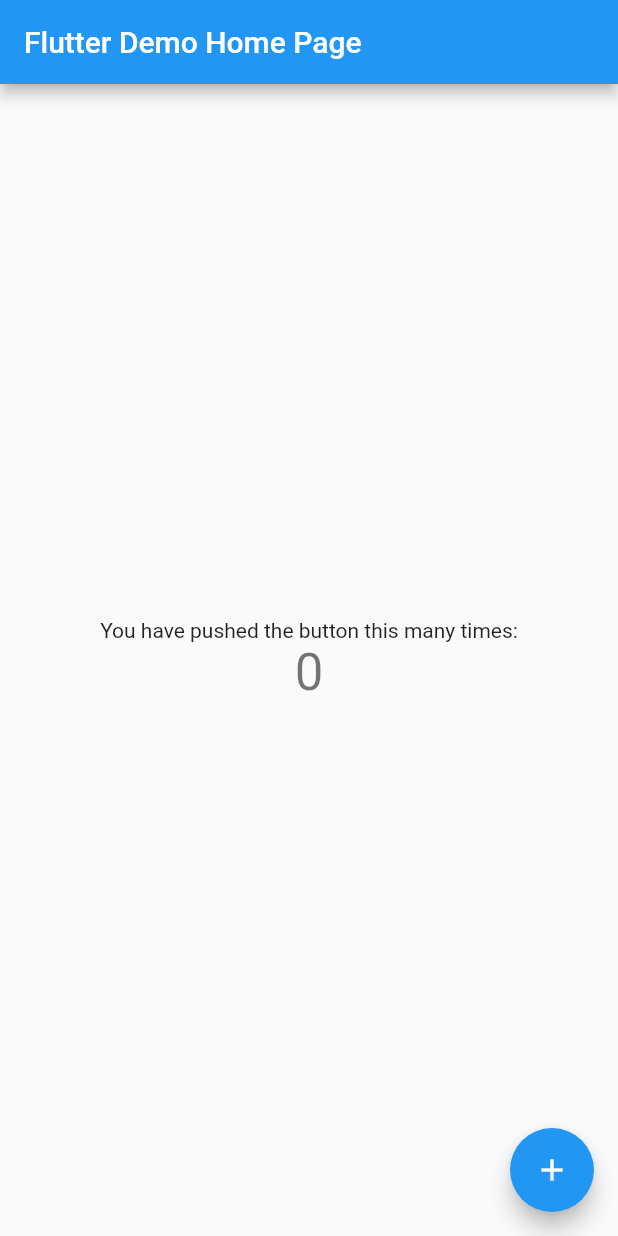
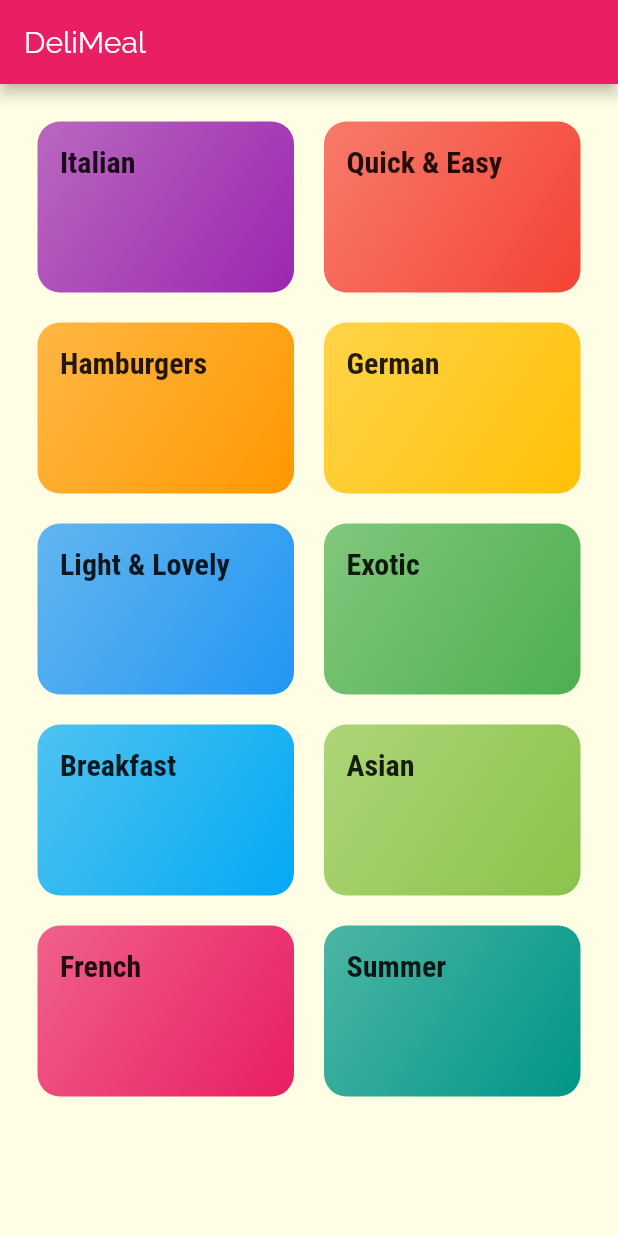
Before and after one commit to Lukazovic/Meals-App, a Flutter app: the screen it shows after launch, on a phone screen of 412 x 824 dp. Run offline on Flutter 3.47's test engine with Material 2 defaults, Android fonts, the phone set to English and light mode, and no system bars.

Commit message:
Adding the home screen

```diff
--- /dev/null
+++ b/lib/categories_screen.dart
@@ -0,0 +1,32 @@
+import 'package:flutter/material.dart';
+
+import './dummy_data.dart';
+import './category_item.dart';
+
+class CategoriesScreen extends StatelessWidget {
+  @override
+  Widget build(BuildContext context) {
+    return Scaffold(
+      appBar: AppBar(
+        title: const Text('DeliMeal'),
+      ),
+      body: GridView(
+        padding: const EdgeInsets.all(25),
+        children: DUMMY_CATEGORIES
+            .map(
+              (catData) => CategoryItem(
+                catData.title,
+                catData.color,
+              ),
+            )
+            .toList(),
+        gridDelegate: SliverGridDelegateWithMaxCrossAxisExtent(
+          maxCrossAxisExtent: 200,
+          childAspectRatio: 3 / 2,
+          crossAxisSpacing: 20,
+          mainAxisSpacing: 20,
+        ),
+      ),
+    );
+  }
+}
--- /dev/null
+++ b/lib/category_item.dart
@@ -0,0 +1,30 @@
+import 'package:flutter/material.dart';
+
+class CategoryItem extends StatelessWidget {
+  final String title;
+  final Color color;
+
+  CategoryItem(this.title, this.color);
+
+  @override
+  Widget build(BuildContext context) {
+    return Container(
+      padding: const EdgeInsets.all(15),
+      child: Text(
+        title,
+        style: Theme.of(context).textTheme.title,
+      ),
+      decoration: BoxDecoration(
+        gradient: LinearGradient(
+          colors: [
+            color.withOpacity(0.7),
+            color,
+          ],
+          begin: Alignment.topLeft,
+          end: Alignment.bottomRight,
+        ),
+        borderRadius: BorderRadius.circular(15),
+      ),
+    );
+  }
+}
--- /dev/null
+++ b/lib/dummy_data.dart
@@ -0,0 +1,56 @@
+import 'package:flutter/material.dart';
+
+import './models/category.dart';
+
+const DUMMY_CATEGORIES = const [
+  Category(
+    id: 'c1',
+    title: 'Italian',
+    color: Colors.purple,
+  ),
+  Category(
+    id: 'c2',
+    title: 'Quick & Easy',
+    color: Colors.red,
+  ),
+  Category(
+    id: 'c3',
+    title: 'Hamburgers',
+    color: Colors.orange,
+  ),
+  Category(
+    id: 'c4',
+    title: 'German',
+    color: Colors.amber,
+  ),
+  Category(
+    id: 'c5',
+    title: 'Light & Lovely',
+    color: Colors.blue,
+  ),
+  Category(
+    id: 'c6',
+    title: 'Exotic',
+    color: Colors.green,
+  ),
+  Category(
+    id: 'c7',
+    title: 'Breakfast',
+    color: Colors.lightBlue,
+  ),
+  Category(
+    id: 'c8',
+    title: 'Asian',
+    color: Colors.lightGreen,
+  ),
+  Category(
+    id: 'c9',
+    title: 'French',
+    color: Colors.pink,
+  ),
+  Category(
+    id: 'c10',
+    title: 'Summer',
+    color: Colors.teal,
+  ),
+];
--- a/lib/main.dart
+++ b/lib/main.dart
@@ -1,111 +1,34 @@
 import 'package:flutter/material.dart';
+
+import './categories_screen.dart';
 
 void main() => runApp(MyApp());
 
 class MyApp extends StatelessWidget {
-  // This widget is the root of your application.
   @override
   Widget build(BuildContext context) {
     return MaterialApp(
-      title: 'Flutter Demo',
+      title: 'Meals',
       theme: ThemeData(
-        // This is the theme of your application.
-        //
-        // Try running your application with "flutter run". You'll see the
-        // application has a blue toolbar. Then, without quitting the app, try
-        // changing the primarySwatch below to Colors.green and then invoke
-        // "hot reload" (press "r" in the console where you ran "flutter run",
-        // or simply save your changes to "hot reload" in a Flutter IDE).
-        // Notice that the counter didn't reset back to zero; the application
-        // is not restarted.
-        primarySwatch: Colors.blue,
+        primarySwatch: Colors.pink,
+        accentColor: Colors.amber,
+        canvasColor: Color.fromRGBO(255, 254, 229, 1),
+        fontFamily: 'Raleway',
+        textTheme: ThemeData.light().textTheme.copyWith(
+              body1: TextStyle(
+                color: Color.fromRGBO(20, 51, 51, 1),
+              ),
+              body2: TextStyle(
+                color: Color.fromRGBO(20, 51, 51, 1),
+              ),
+              title: TextStyle(
+                fontSize: 20,
+                fontFamily: 'RobotoCondensed',
+                fontWeight: FontWeight.bold,
+              ),
+            ),
       ),
-      home: MyHomePage(title: 'Flutter Demo Home Page'),
+      home: CategoriesScreen(),
     );
   }
 }
-
-class MyHomePage extends StatefulWidget {
-  MyHomePage({Key key, this.title}) : super(key: key);
-
-  // This widget is the home page of your application. It is stateful, meaning
-  // that it has a State object (defined below) that contains fields that affect
-  // how it looks.
-
-  // This class is the configuration for the state. It holds the values (in this
-  // case the title) provided by the parent (in this case the App widget) and
-  // used by the build method of the State. Fields in a Widget subclass are
-  // always marked "final".
-
-  final String title;
-
-  @override
-  _MyHomePageState createState() => _MyHomePageState();
-}
-
-class _MyHomePageState extends State<MyHomePage> {
-  int _counter = 0;
-
-  void _incrementCounter() {
-    setState(() {
-      // This call to setState tells the Flutter framework that something has
-      // changed in this State, which causes it to rerun the build method below
-      // so that the display can reflect the updated values. If we changed
-      // _counter without calling setState(), then the build method would not be
-      // called again, and so nothing would appear to happen.
-      _counter++;
-    });
-  }
-
-  @override
-  Widget build(BuildContext context) {
-    // This method is rerun every time setState is called, for instance as done
-    // by the _incrementCounter method above.
-    //
-    // The Flutter framework has been optimized to make rerunning build methods
-    // fast, so that you can just rebuild anything that needs updating rather
-    // than having to individually change instances of widgets.
-    return Scaffold(
-      appBar: AppBar(
-        // Here we take the value from the MyHomePage object that was created by
-        // the App.build method, and use it to set our appbar title.
-        title: Text(widget.title),
-      ),
-      body: Center(
-        // Center is a layout widget. It takes a single child and positions it
-        // in the middle of the parent.
-        child: Column(
-          // Column is also a layout widget. It takes a list of children and
-          // arranges them vertically. By default, it sizes itself to fit its
-          // children horizontally, and tries to be as tall as its parent.
-          //
-          // Invoke "debug painting" (press "p" in the console, choose the
-          // "Toggle Debug Paint" action from the Flutter Inspector in Android
-          // Studio, or the "Toggle Debug Paint" command in Visual Studio Code)
-          // to see the wireframe for each widget.
-          //
-          // Column has various properties to control how it sizes itself and
-          // how it positions its children. Here we use mainAxisAlignment to
-          // center the children vertically; the main axis here is the vertical
-          // axis because Columns are vertical (the cross axis would be
-          // horizontal).
-          mainAxisAlignment: MainAxisAlignment.center,
-          children: <Widget>[
-            Text(
-              'You have pushed the button this many times:',
-            ),
-            Text(
-              '$_counter',
-              style: Theme.of(context).textTheme.display1,
-            ),
-          ],
-        ),
-      ),
-      floatingActionButton: FloatingActionButton(
-        onPressed: _incrementCounter,
-        tooltip: 'Increment',
-        child: Icon(Icons.add),
-      ), // This trailing comma makes auto-formatting nicer for build methods.
-    );
-  }
-}
--- /dev/null
+++ b/lib/models/category.dart
@@ -0,0 +1,13 @@
+import 'package:flutter/material.dart';
+
+class Category {
+  final String id;
+  final String title;
+  final Color color;
+
+  const Category({
+    @required this.id,
+    @required this.title,
+    this.color = Colors.orange,
+  });
+}
```
Also changed, not shown: pubspec.yaml (+17 -6 lines), assets/fonts/Raleway-Black.ttf (added), assets/fonts/Raleway-Bold.ttf (added), assets/fonts/Raleway-Regular.ttf (added), assets/fonts/RobotoCondensed-Bold.ttf (added), assets/fonts/RobotoCondensed-Italic.ttf (added), assets/fonts/RobotoCondensed-Light.ttf (added), assets/fonts/RobotoCondensed-Regular.ttf (added).
